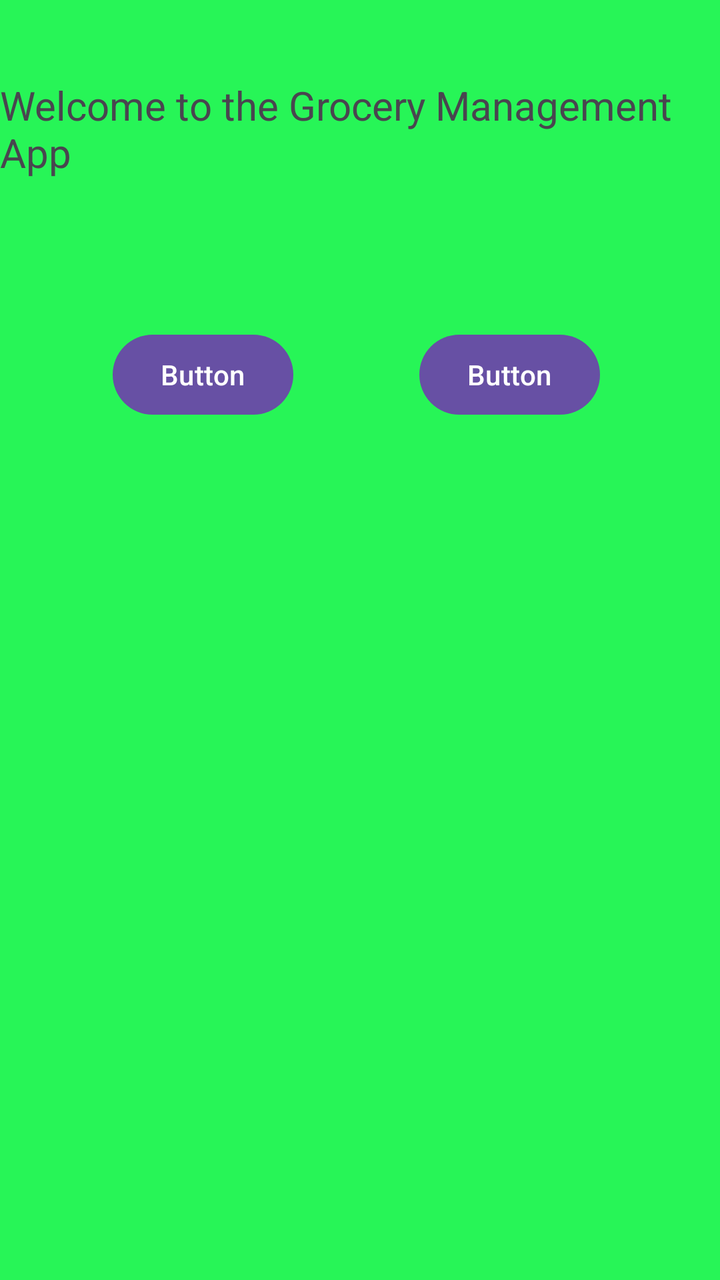
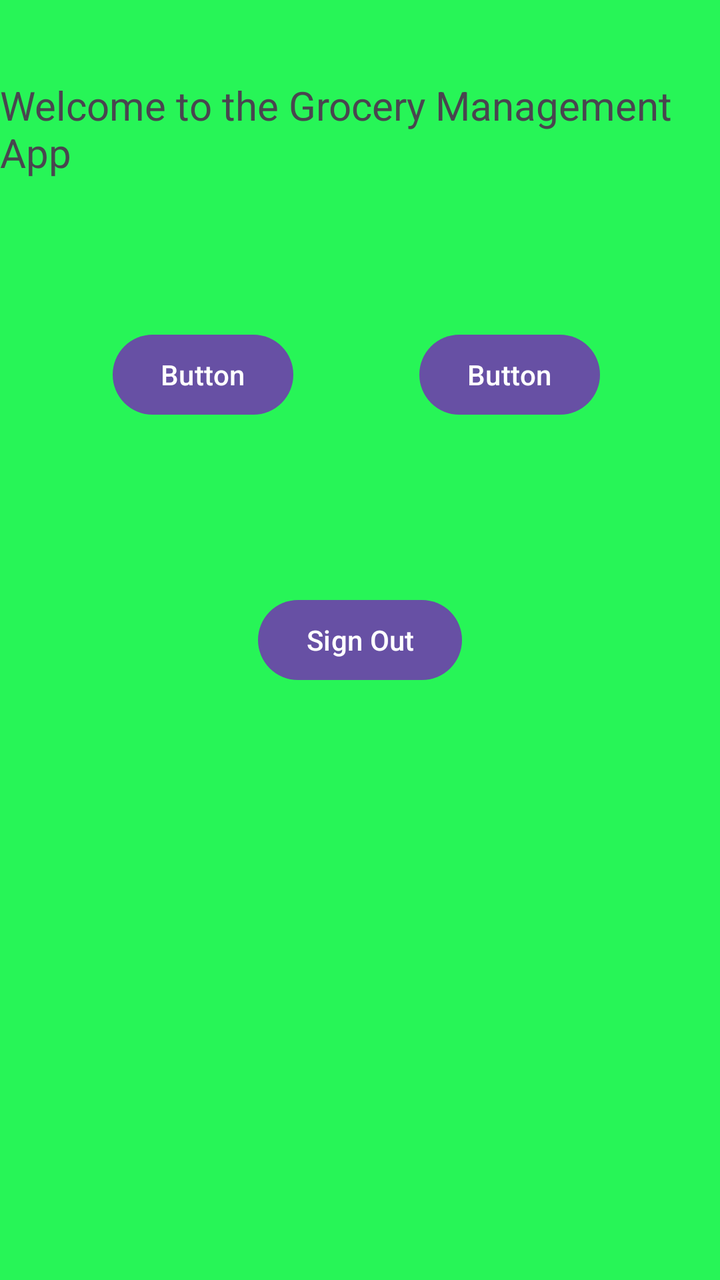

An Android layout rendered at two revisions. The XML below is the earlier revision; the diff shows what the commit changed to produce the second picture.
<!-- AndroidManifest.xml: application theme Theme.GroceryManagementApp -->
<!-- res/layout/activity_main.xml -->
<?xml version="1.0" encoding="utf-8"?>
<androidx.constraintlayout.widget.ConstraintLayout xmlns:android="http://schemas.android.com/apk/res/android"
    xmlns:app="http://schemas.android.com/apk/res-auto"
    xmlns:tools="http://schemas.android.com/tools"
    android:id="@+id/main"
    android:layout_width="match_parent"
    android:layout_height="match_parent"
    android:background="@color/green"
    tools:context=".MainActivity">

    <TextView
        android:id="@+id/myTextViewWelcome"
        android:layout_width="wrap_content"
        android:layout_height="wrap_content"
        android:text="Welcome to the Grocery Management App"
        android:textSize="20sp"
        app:layout_constraintBottom_toBottomOf="parent"
        app:layout_constraintEnd_toEndOf="parent"
        app:layout_constraintStart_toStartOf="parent"
        app:layout_constraintTop_toTopOf="parent"
        app:layout_constraintVertical_bias="0.066" />

    <Button
        android:id="@+id/myButtonScanReceipt"
        android:layout_width="wrap_content"
        android:layout_height="wrap_content"
        android:text="Button"
        app:layout_constraintBottom_toBottomOf="parent"
        app:layout_constraintEnd_toStartOf="@+id/myButtonTakePicture"
        app:layout_constraintHorizontal_bias="0.473"
        app:layout_constraintStart_toStartOf="parent"
        app:layout_constraintTop_toTopOf="parent"
        app:layout_constraintVertical_bias="0.276" />

    <androidx.appcompat.widget.AppCompatImageView
        android:id="@+id/iv_image"
        android:layout_width="150dp"
        android:layout_height="150dp"
        android:layout_marginTop="25dp"
        android:scaleType="centerCrop"
        app:layout_constraintLeft_toLeftOf="parent"
        app:layout_constraintRight_toRightOf="parent"
        app:layout_constraintTop_toBottomOf="@id/myButtonScanReceipt"/>

    <Button
        android:id="@+id/myButtonTakePicture"
        android:layout_width="wrap_content"
        android:layout_height="wrap_content"
        android:layout_marginEnd="60dp"
        android:text="Button"
        app:layout_constraintBottom_toBottomOf="parent"
        app:layout_constraintEnd_toEndOf="parent"
        app:layout_constraintTop_toTopOf="parent"
        app:layout_constraintVertical_bias="0.276" />
</androidx.constraintlayout.widget.ConstraintLayout>
<!-- resources referenced by this layout -->
<resources>
  <color name="green">#27F557</color>
  <style name="Theme.GroceryManagementApp" parent="Base.Theme.GroceryManagementApp" />
  <style name="Base.Theme.GroceryManagementApp" parent="Theme.Material3.DayNight.NoActionBar">
          
          
      </style>
</resources>

<!-- the commit's change to res/layout/activity_main.xml (unified diff, before → after) -->
@@ -52,4 +52,15 @@
         app:layout_constraintEnd_toEndOf="parent"
         app:layout_constraintTop_toTopOf="parent"
         app:layout_constraintVertical_bias="0.276" />
+
+    <Button
+        android:id="@+id/myButtonLogout"
+        android:layout_width="wrap_content"
+        android:layout_height="wrap_content"
+        android:text="Sign Out"
+        app:layout_constraintBottom_toBottomOf="parent"
+        app:layout_constraintEnd_toEndOf="parent"
+        app:layout_constraintStart_toStartOf="parent"
+        app:layout_constraintTop_toTopOf="parent" />
+
 </androidx.constraintlayout.widget.ConstraintLayout>
